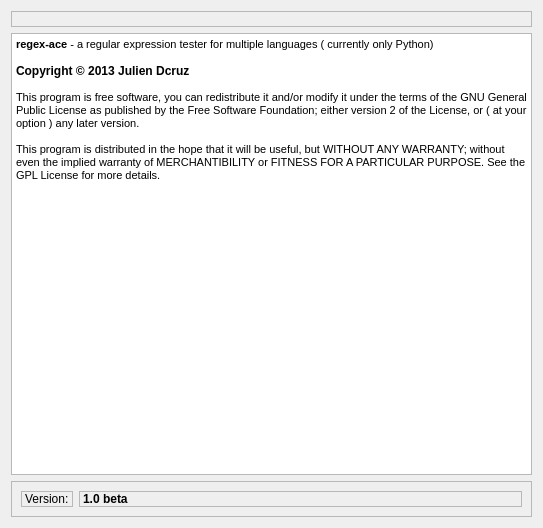
Old version of the form ui/aboutform.ui in the repository juliendz/regex-ace.
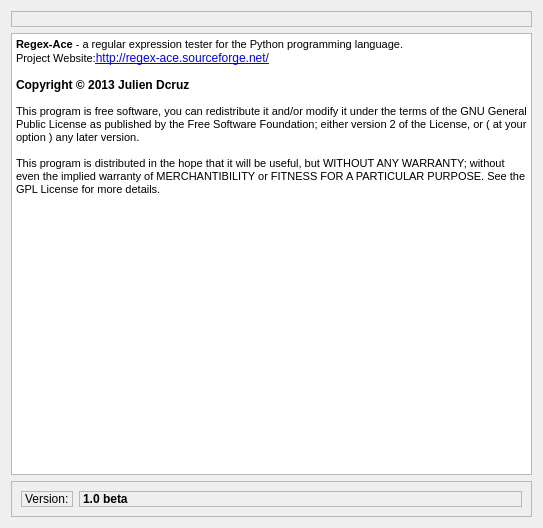
New version of the form. Icons and pictures are not drawn.

Commit message: Added error checking and reporting code Disable regex input textbox and pushbutton if error occured

```diff
--- a/ui/aboutform.ui
+++ b/ui/aboutform.ui
@@ -39,14 +39,15 @@
       <string>&lt;!DOCTYPE HTML PUBLIC &quot;-//W3C//DTD HTML 4.0//EN&quot; &quot;http://www.w3.org/TR/REC-html40/strict.dtd&quot;&gt;
 &lt;html&gt;&lt;head&gt;&lt;meta name=&quot;qrichtext&quot; content=&quot;1&quot; /&gt;&lt;style type=&quot;text/css&quot;&gt;
 p, li { white-space: pre-wrap; }
-&lt;/style&gt;&lt;/head&gt;&lt;body style=&quot; font-family:'MS Shell Dlg 2'; font-size:8.25pt; font-weight:400; font-style:normal;&quot;&gt;
-&lt;p style=&quot; margin-top:0px; margin-bottom:0px; margin-left:0px; margin-right:0px; -qt-block-indent:0; text-indent:0px;&quot;&gt;&lt;span style=&quot; font-size:8pt; font-weight:600;&quot;&gt;regex-ace&lt;/span&gt;&lt;span style=&quot; font-size:8pt;&quot;&gt; - a regular expression tester for multiple languages ( currently only Python)&lt;/span&gt;&lt;/p&gt;
-&lt;p style=&quot;-qt-paragraph-type:empty; margin-top:0px; margin-bottom:0px; margin-left:0px; margin-right:0px; -qt-block-indent:0; text-indent:0px; font-size:8pt;&quot;&gt;&lt;br /&gt;&lt;/p&gt;
-&lt;p style=&quot; margin-top:0px; margin-bottom:0px; margin-left:0px; margin-right:0px; -qt-block-indent:0; text-indent:0px;&quot;&gt;&lt;span style=&quot; font-size:9pt; font-weight:600;&quot;&gt;Copyright © 2013 Julien Dcruz&lt;/span&gt;&lt;/p&gt;
-&lt;p style=&quot;-qt-paragraph-type:empty; margin-top:0px; margin-bottom:0px; margin-left:0px; margin-right:0px; -qt-block-indent:0; text-indent:0px; font-size:8pt;&quot;&gt;&lt;br /&gt;&lt;/p&gt;
-&lt;p style=&quot; margin-top:0px; margin-bottom:0px; margin-left:0px; margin-right:0px; -qt-block-indent:0; text-indent:0px;&quot;&gt;&lt;span style=&quot; font-size:8pt;&quot;&gt;This program is free software, you can redistribute it and/or modify it under the terms of the GNU General Public License as published by the Free Software Foundation; either version 2 of the License, or ( at your option ) any later version.&lt;/span&gt;&lt;/p&gt;
-&lt;p style=&quot;-qt-paragraph-type:empty; margin-top:0px; margin-bottom:0px; margin-left:0px; margin-right:0px; -qt-block-indent:0; text-indent:0px; font-size:8pt;&quot;&gt;&lt;br /&gt;&lt;/p&gt;
-&lt;p style=&quot; margin-top:0px; margin-bottom:0px; margin-left:0px; margin-right:0px; -qt-block-indent:0; text-indent:0px;&quot;&gt;&lt;span style=&quot; font-size:8pt;&quot;&gt;This program is distributed in the hope that it will be useful, but WITHOUT ANY WARRANTY; without even the implied warranty of MERCHANTIBILITY or FITNESS FOR A PARTICULAR PURPOSE. See the GPL License for more details.&lt;/span&gt;&lt;/p&gt;&lt;/body&gt;&lt;/html&gt;</string>
+&lt;/style&gt;&lt;/head&gt;&lt;body style=&quot; font-family:'Sans Serif'; font-size:9pt; font-weight:400; font-style:normal;&quot;&gt;
+&lt;p style=&quot; margin-top:0px; margin-bottom:0px; margin-left:0px; margin-right:0px; -qt-block-indent:0; text-indent:0px;&quot;&gt;&lt;span style=&quot; font-family:'MS Shell Dlg 2'; font-size:8pt; font-weight:600;&quot;&gt;Regex-Ace&lt;/span&gt;&lt;span style=&quot; font-family:'MS Shell Dlg 2'; font-size:8pt;&quot;&gt; - a regular expression tester for the Python programming language.&lt;/span&gt;&lt;/p&gt;
+&lt;p style=&quot; margin-top:0px; margin-bottom:0px; margin-left:0px; margin-right:0px; -qt-block-indent:0; text-indent:0px;&quot;&gt;&lt;span style=&quot; font-family:'MS Shell Dlg 2'; font-size:8pt;&quot;&gt;Project Website:&lt;/span&gt;&lt;a href=&quot;http://regex-ace.sourceforge.net/&quot;&gt;&lt;span style=&quot; text-decoration: underline; color:#0000ff;&quot;&gt;http://regex-ace.sourceforge.net/&lt;/span&gt;&lt;/a&gt;&lt;/p&gt;
+&lt;p style=&quot;-qt-paragraph-type:empty; margin-top:0px; margin-bottom:0px; margin-left:0px; margin-right:0px; -qt-block-indent:0; text-indent:0px; font-family:'MS Shell Dlg 2'; font-size:8pt;&quot;&gt;&lt;br /&gt;&lt;/p&gt;
+&lt;p style=&quot; margin-top:0px; margin-bottom:0px; margin-left:0px; margin-right:0px; -qt-block-indent:0; text-indent:0px;&quot;&gt;&lt;span style=&quot; font-family:'MS Shell Dlg 2'; font-weight:600;&quot;&gt;Copyright © 2013 Julien Dcruz&lt;/span&gt;&lt;/p&gt;
+&lt;p style=&quot;-qt-paragraph-type:empty; margin-top:0px; margin-bottom:0px; margin-left:0px; margin-right:0px; -qt-block-indent:0; text-indent:0px; font-family:'MS Shell Dlg 2'; font-size:8pt;&quot;&gt;&lt;br /&gt;&lt;/p&gt;
+&lt;p style=&quot; margin-top:0px; margin-bottom:0px; margin-left:0px; margin-right:0px; -qt-block-indent:0; text-indent:0px;&quot;&gt;&lt;span style=&quot; font-family:'MS Shell Dlg 2'; font-size:8pt;&quot;&gt;This program is free software, you can redistribute it and/or modify it under the terms of the GNU General Public License as published by the Free Software Foundation; either version 2 of the License, or ( at your option ) any later version.&lt;/span&gt;&lt;/p&gt;
+&lt;p style=&quot;-qt-paragraph-type:empty; margin-top:0px; margin-bottom:0px; margin-left:0px; margin-right:0px; -qt-block-indent:0; text-indent:0px; font-family:'MS Shell Dlg 2'; font-size:8pt;&quot;&gt;&lt;br /&gt;&lt;/p&gt;
+&lt;p style=&quot; margin-top:0px; margin-bottom:0px; margin-left:0px; margin-right:0px; -qt-block-indent:0; text-indent:0px;&quot;&gt;&lt;span style=&quot; font-family:'MS Shell Dlg 2'; font-size:8pt;&quot;&gt;This program is distributed in the hope that it will be useful, but WITHOUT ANY WARRANTY; without even the implied warranty of MERCHANTIBILITY or FITNESS FOR A PARTICULAR PURPOSE. See the GPL License for more details.&lt;/span&gt;&lt;/p&gt;&lt;/body&gt;&lt;/html&gt;</string>
      </property>
     </widget>
    </item>
```
The commit also changes 4 other files.
